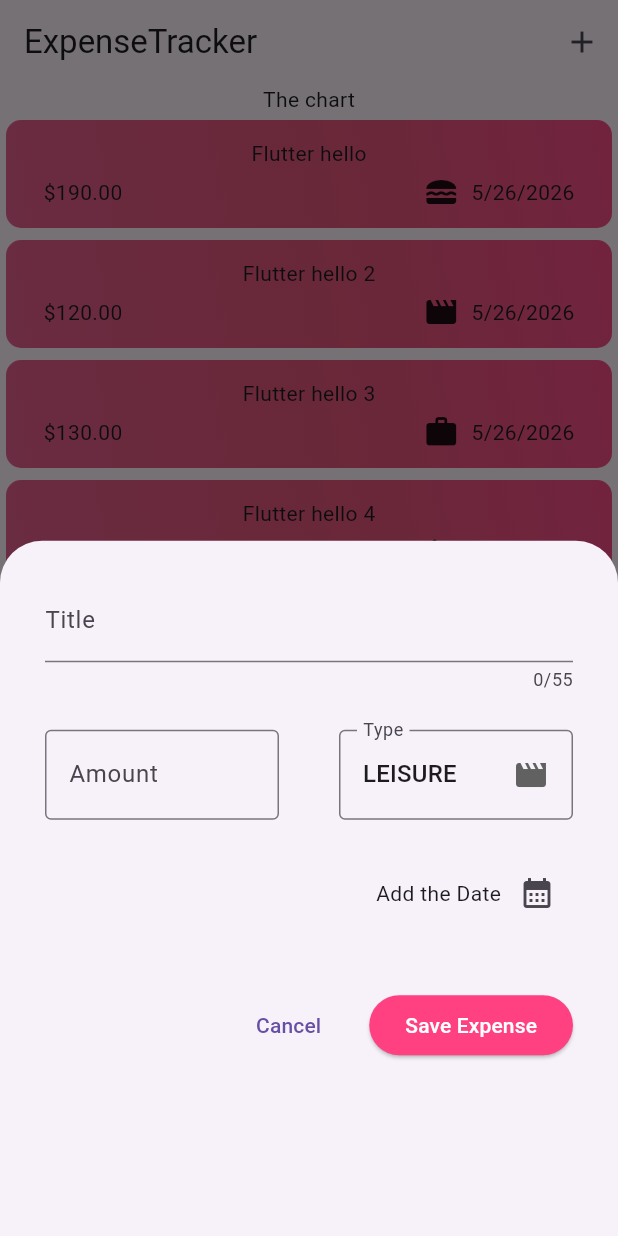
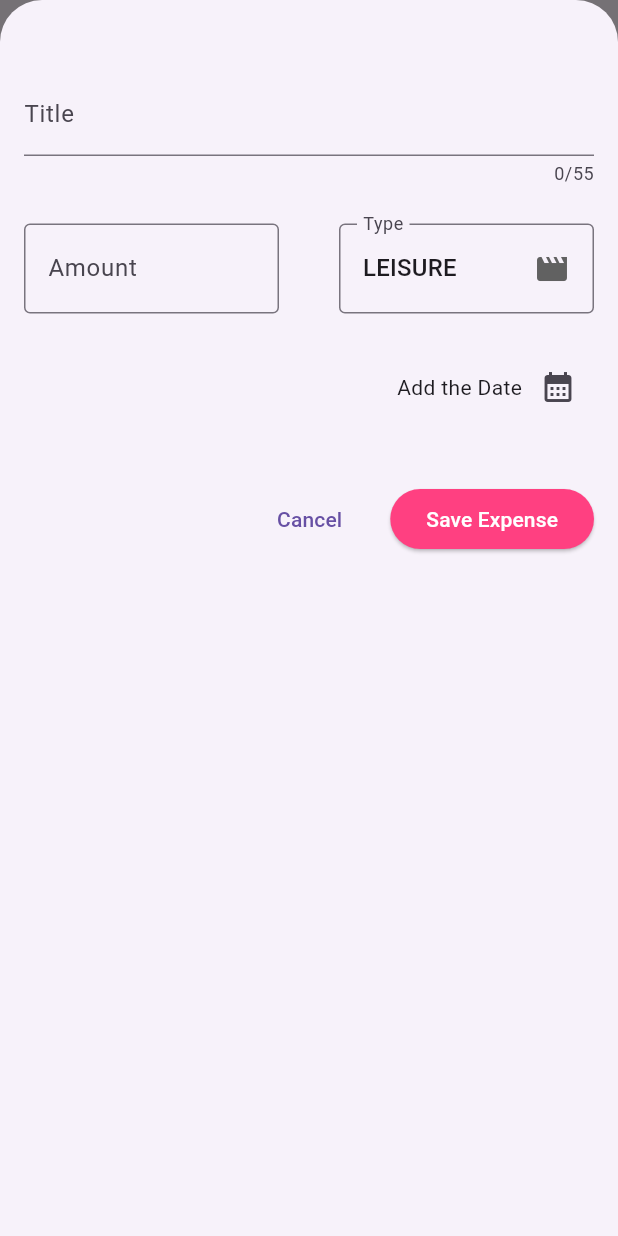
Before and after one commit to Mir-37/expense_tracker_flutter, a Flutter app: the screen it shows after launch, after a tap on the "add" icon, on a phone screen of 412 x 824 dp. Run offline on Flutter 3.47's test engine with Material 3 defaults, Android fonts, the phone set to English and light mode, and no system bars.

Commit message:
make the modal full screen and add some gap in the top of the form

```diff
--- a/lib/widgets/expenses.dart
+++ b/lib/widgets/expenses.dart
@@ -52,6 +52,7 @@ class _ExpensesState extends State<Expenses> {
       builder: (ctx) => NewExpense(
         onAddExpense: registerExpense,
       ),
+      isScrollControlled: true,
     );
   }
 
--- a/lib/widgets/new_expense.dart
+++ b/lib/widgets/new_expense.dart
@@ -108,7 +108,7 @@ class _NewExpenseState extends State<NewExpense> {
   @override
   Widget build(BuildContext context) {
     return Padding(
-      padding: const EdgeInsets.only(top: 25, right: 30, left: 30),
+      padding: const EdgeInsets.fromLTRB(16, 48, 16, 16),
       child: Column(
         children: [
           TextField(
```
